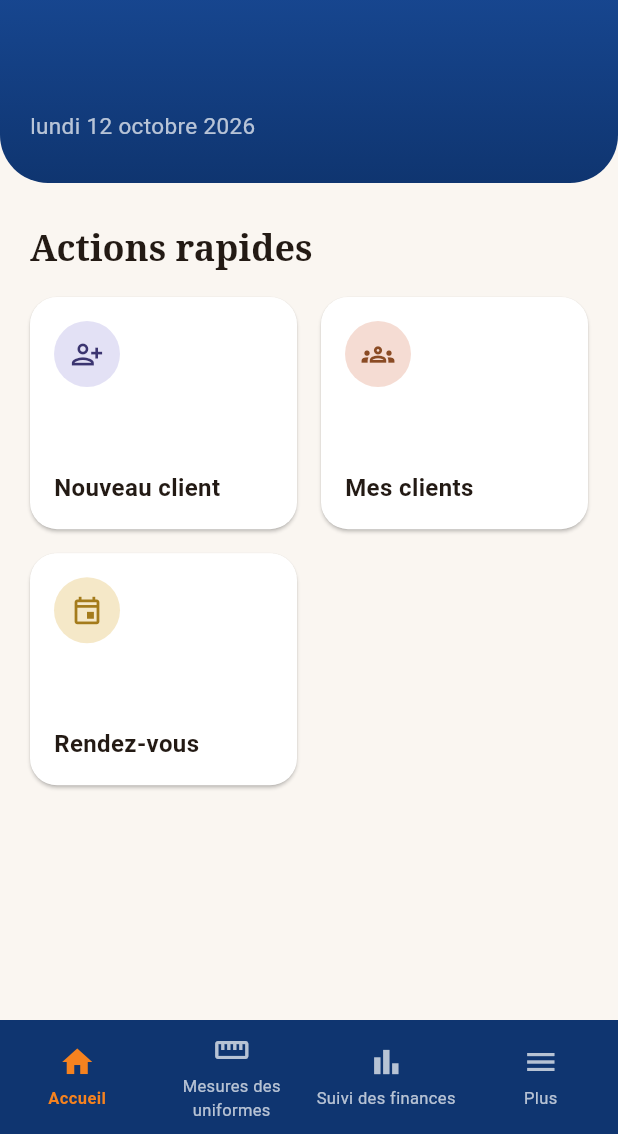
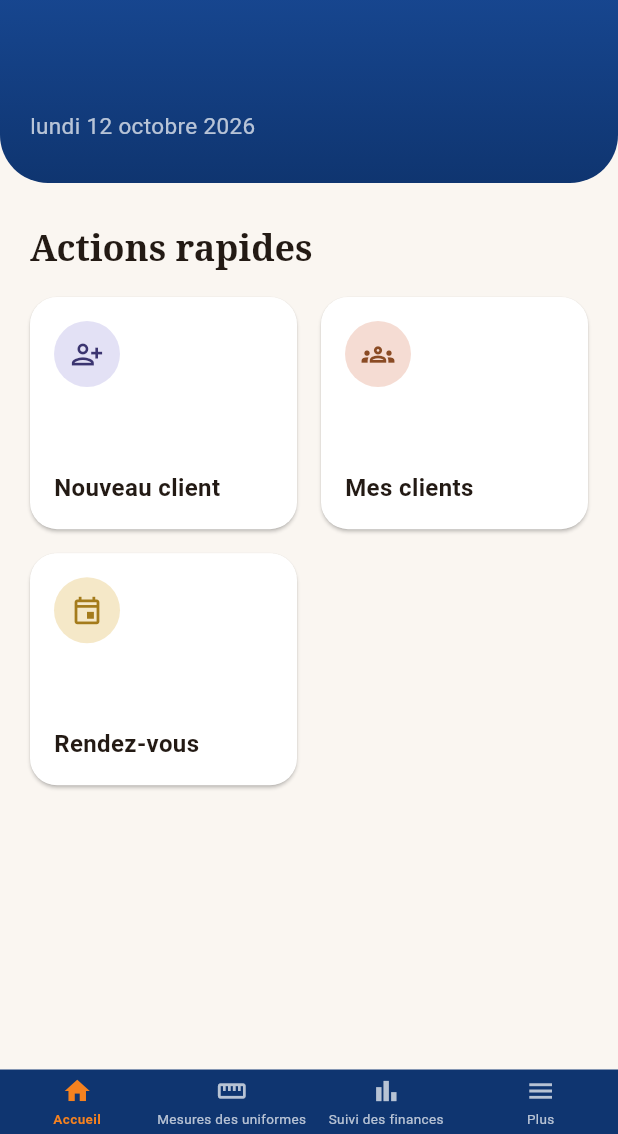
Before and after one commit to ouattaradanou-debug/forevercare-ai, a Flutter app: the screen it shows once a user with an empty profile is signed in, on a phone screen of 412 x 824 dp, the part 102-1236 px from its top. Run offline on Flutter 3.47's test engine with Material 3 defaults, Android fonts, the phone set to English and light mode, and no system bars; our stand-ins replace audioplayers, cached_network_image, connectivity_plus, drift, flutter_contacts, flutter_image_compress and 16 more; missing offline and left inert: record; accounts and stored records are empty; generated files the repository leaves out were written again.

Commit message:
Réduit la hauteur de la barre de navigation du bas
Icônes et texte plus petits, moins de marge verticale : la barre
prend moins de place à l'écran.

Co-Authored-By: Claude Sonnet 5 <noreply@anthropic.com>
Claude-Session: https://claude.ai/code/session_01HPRTXPCgGzxUX9YW2QHUsa

```diff
--- a/atelier_plus/lib/core/router/coquille_navigation.dart
+++ b/atelier_plus/lib/core/router/coquille_navigation.dart
@@ -51,7 +51,7 @@ class _BarreNavigationBasse extends StatelessWidget {
       top: false,
       child: Container(
         decoration: const BoxDecoration(color: _bleuSedaFonce),
-        padding: const EdgeInsets.symmetric(vertical: 8),
+        padding: const EdgeInsets.symmetric(vertical: 4),
         child: Row(
           children: [
             for (var i = 0; i < _elements.length; i++)
@@ -64,13 +64,14 @@ class _BarreNavigationBasse extends StatelessWidget {
                       Icon(
                         i == indexActuel ? _elements[i].iconeActif : _elements[i].icone,
                         color: i == indexActuel ? _orangeSeda : Colors.white70,
+                        size: 20,
                       ),
-                      const SizedBox(height: 4),
+                      const SizedBox(height: 2),
                       Text(
                         _elements[i].libelle,
                         textAlign: TextAlign.center,
                         style: TextStyle(
-                          fontSize: 11,
+                          fontSize: 9,
                           fontWeight: i == indexActuel ? FontWeight.bold : FontWeight.normal,
                           color: i == indexActuel ? _orangeSeda : Colors.white70,
                         ),
```
